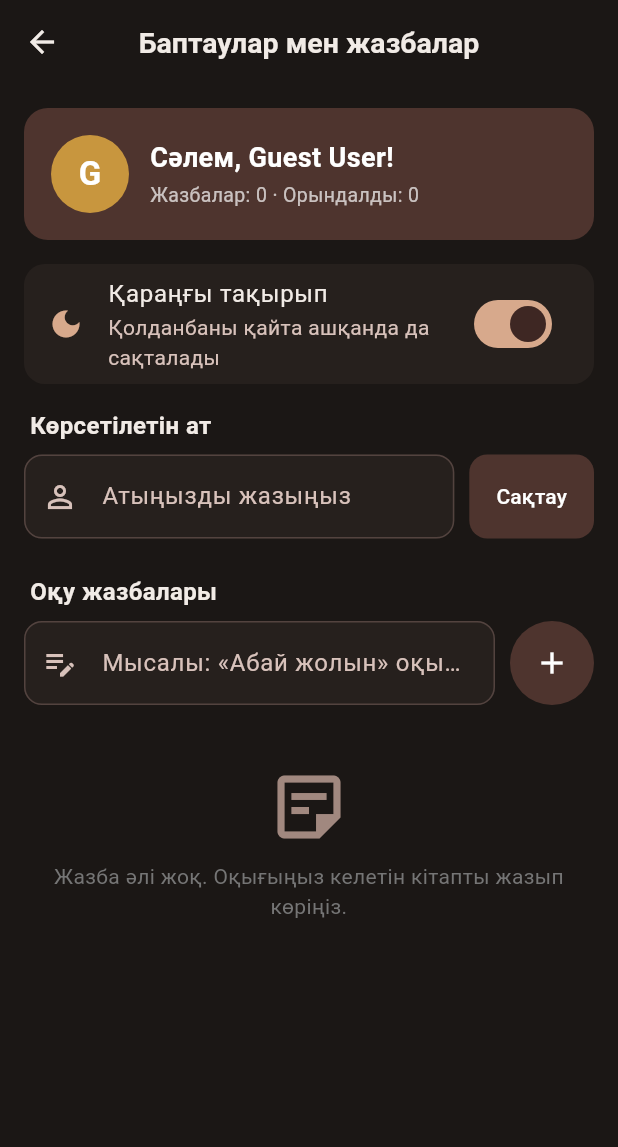
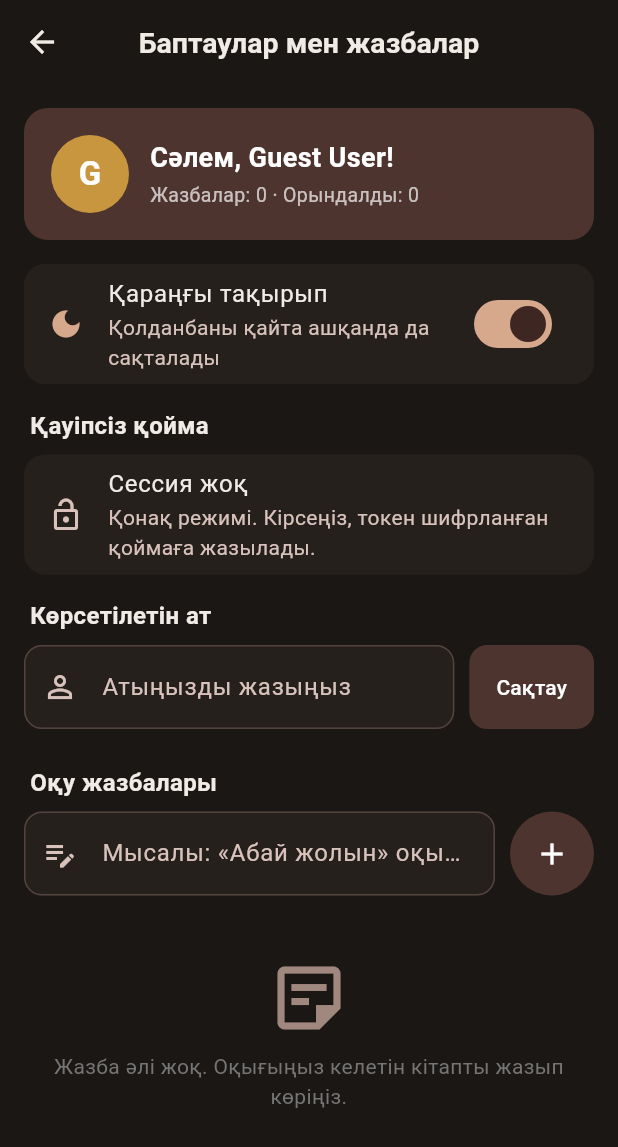
Before and after one commit to Nurs8t/Bookstore, a Flutter app: the SettingsScreen screen opened directly, after a tap on "Қараңғы тақырып", on a phone screen of 412 x 824 dp. Shown: the top 1147 px of the screen. Run offline on Flutter 3.47's test engine with Material 3 defaults, Android fonts, the phone set to English and light mode, and no system bars; our stand-ins replace equatable, flutter_bloc, flutter_secure_storage, shared_preferences, sqflite; accounts and stored records are empty.

Commit message:
Secure Vault: keep the login session token in Keychain / KeyStore
- SessionStore writes a random 32-byte token with flutter_secure_storage
- AuthCubit saves the session on login/registration and clears it on
  logout; main() reads it before runApp and opens the catalog directly
- Settings screen shows the vault state with a masked token
- macOS keychain entitlement; tests for save, clear, restore and masking
- README storage table updated

Co-Authored-By: Claude Opus 5.5 <noreply@anthropic.com>
Claude-Session: https://claude.ai/code/session_01TY32MWPqKvP2DaXFe9m3S9

```diff
--- a/lib/blocs/auth/auth_cubit.dart
+++ b/lib/blocs/auth/auth_cubit.dart
@@ -3,6 +3,7 @@ import 'package:flutter/foundation.dart';
 import 'package:flutter_bloc/flutter_bloc.dart';
 
 import '../../services/account_store.dart';
+import '../../services/session_store.dart';
 
 part 'auth_state.dart';
 
@@ -21,10 +22,17 @@ class AuthCubit extends Cubit<AuthState> {
   AuthCubit({
     this.delay = const Duration(milliseconds: 1500),
     AccountStore? accounts,
+    SessionStore? sessions,
+    Session? restoredSession,
   })  : _accounts = accounts ?? AccountStore(),
-        super(const AuthInitial());
+        _sessions = sessions ?? SessionStore(),
+        // main() ішінде Keychain/KeyStore-дан оқылған сессия болса — бірден кірген күйде.
+        super(restoredSession == null
+            ? const AuthInitial()
+            : AuthSuccess(username: restoredSession.username, email: restoredSession.email));
 
   final AccountStore _accounts;
+  final SessionStore _sessions;
 
   /// Сервер сұранысының симуляциясы (тесттерде қысқартуға болады).
   final Duration delay;
@@ -47,6 +55,7 @@ class AuthCubit extends Cubit<AuthState> {
     }
 
     if (name != null) {
+      await _saveSession(cleanEmail, name);
       emit(AuthSuccess(username: name, email: cleanEmail));
     } else {
       emit(const AuthError('Email немесе құпиясөз қате'));
@@ -61,8 +70,27 @@ class AuthCubit extends Cubit<AuthState> {
   }) async {
     final cleanEmail = email.trim().toLowerCase();
     await _accounts.register(email: cleanEmail, password: password, fullName: fullName);
+    await _saveSession(cleanEmail, fullName.trim());
     emit(AuthSuccess(username: fullName.trim(), email: cleanEmail));
   }
 
-  void logout() => emit(const AuthInitial());
+  /// Шығу: шифрланған қоймадағы токенді өшіреміз.
+  Future<void> logout() async {
+    try {
+      await _sessions.clear();
+    } catch (e) {
+      debugPrint('Сессияны өшіру мүмкін болмады: $e');
+    }
+    emit(const AuthInitial());
+  }
+
+  /// Сессия токенін Keychain/KeyStore-ға жазу. Қойма қолжетімсіз болса,
+  /// кіру бәрібір сәтті — тек келесі жолы қайта кіру керек болады.
+  Future<void> _saveSession(String email, String username) async {
+    try {
+      await _sessions.create(email: email, username: username);
+    } catch (e) {
+      debugPrint('Сессияны сақтау мүмкін болмады: $e');
+    }
+  }
 }
--- a/lib/main.dart
+++ b/lib/main.dart
@@ -12,13 +12,16 @@ import 'providers/notes_provider.dart';
 import 'providers/settings_provider.dart';
 import 'providers/user_provider.dart';
 import 'screens/login_screen.dart';
+import 'screens/root_screen.dart';
+import 'services/session_store.dart';
 import 'utils/app_theme.dart';
 
 /// Қолданба іске қосылмас БҰРЫН сақталған баптауларды оқимыз:
 ///   1. ensureInitialized() — runApp()-тан бұрын плагиндерді (shared_preferences)
 ///      шақыру үшін Flutter-дің нативті байланысын іске қосады.
 ///   2. SharedPreferences.getInstance() — дисктегі мәндерді жадқа жүктейді.
-///   3. runApp() — бірінші кадрдан бастап дұрыс тақырып (ақ экран жыпылықтамайды).
+///   3. Keychain/KeyStore-дан сессия токенін оқимыз — бар болса, кіру экранын өткізіп жібереміз.
+///   4. runApp() — бірінші кадрдан бастап дұрыс тақырып пен дұрыс экран.
 Future<void> main() async {
   WidgetsFlutterBinding.ensureInitialized();
 
@@ -29,19 +32,30 @@ Future<void> main() async {
     debugPrint('Баптауларды оқу мүмкін болмады: $e');
   }
 
+  Session? session;
+  try {
+    session = await SessionStore().read();
+  } catch (e) {
+    debugPrint('Сессияны оқу мүмкін болмады: $e');
+  }
+
   runApp(BookShopApp(
     settings: SettingsProvider(prefs),
     notes: NotesProvider(prefs),
+    session: session,
   ));
 }
 
 class BookShopApp extends StatelessWidget {
-  const BookShopApp({super.key, this.settings, this.notes});
+  const BookShopApp({super.key, this.settings, this.notes, this.session});
 
   /// main() ішінде алдын ала жүктелген баптаулар мен жазбалар.
   /// null болса (виджет тесті) — бос, жадтағы нұсқалар жасалады.
   final SettingsProvider? settings;
   final NotesProvider? notes;
+
+  /// Шифрланған қоймадан оқылған сессия (null — кірмеген).
+  final Session? session;
 
   @override
   Widget build(BuildContext context) {
@@ -49,7 +63,7 @@ class BookShopApp extends StatelessWidget {
     // Provider: қолданушы профилі, баптаулар, жазбалар (shared_preferences).
     return MultiBlocProvider(
       providers: [
-        BlocProvider(create: (_) => AuthCubit()),
+        BlocProvider(create: (_) => AuthCubit(restoredSession: session)),
         // Себет іске қосылғанда SQLite-тан жүктеледі (LoadCartEvent).
         BlocProvider(create: (_) => CartBloc()..add(const LoadCartEvent())),
         // Таңдаулылар мен тапсырыстар — SQLite-тан жүктелетін Cubit-тер.
@@ -71,7 +85,7 @@ class BookShopApp extends StatelessWidget {
             darkTheme: AppTheme.dark,
             themeMode: settings.isDarkMode ? ThemeMode.dark : ThemeMode.light,
             scrollBehavior: const AppScrollBehavior(),
-            home: const LoginScreen(),
+            home: session == null ? const LoginScreen() : const RootScreen(),
           ),
         ),
       ),
--- a/lib/screens/settings_screen.dart
+++ b/lib/screens/settings_screen.dart
@@ -1,9 +1,13 @@
 import 'package:flutter/material.dart';
+import 'package:flutter_bloc/flutter_bloc.dart';
 import 'package:provider/provider.dart';
+
+import '../blocs/auth/auth_cubit.dart';
 
 import '../models/note_item.dart';
 import '../providers/notes_provider.dart';
 import '../providers/settings_provider.dart';
+import '../services/session_store.dart';
 import '../utils/app_theme.dart';
 
 /// Баптаулар мен оқу жазбалары (Offline-First Settings & Notes Vault).
@@ -107,6 +111,11 @@ class _SettingsScreenState extends State<SettingsScreen> {
               ),
               const SizedBox(height: 16),
 
+              // ---------- Secure Vault: шифрланған сессия токені ----------
+              const _SectionTitle('Қауіпсіз қойма'),
+              const _SecureVaultCard(),
+              const SizedBox(height: 16),
+
               // ---------- 2. Көрсетілетін ат ----------
               const _SectionTitle('Көрсетілетін ат'),
               Row(
@@ -198,6 +207,67 @@ class _SettingsScreenState extends State<SettingsScreen> {
           ),
         ),
       ),
+    );
+  }
+}
+
+/// Secure Vault: Keychain (iOS) / KeyStore (Android) ішіндегі сессия токені.
+/// Кіру/шығу кезінде (AuthCubit күйі өзгергенде) қайта оқылады.
+class _SecureVaultCard extends StatefulWidget {
+  const _SecureVaultCard();
+
+  @override
+  State<_SecureVaultCard> createState() => _SecureVaultCardState();
+}
+
+class _SecureVaultCardState extends State<_SecureVaultCard> {
+  AuthState? _lastAuth;
+  late Future<Session?> _session;
+
+  @override
+  Widget build(BuildContext context) {
+    final auth = context.watch<AuthCubit>().state;
+    // Тек кіру/шығу болғанда қоймадан қайта оқимыз (әр қайта сызуда емес).
+    if (auth != _lastAuth) {
+      _lastAuth = auth;
+      _session = SessionStore().read().catchError((_) => null);
+    }
+
+    return _Section(
+      children: [
+        FutureBuilder<Session?>(
+          future: _session,
+          builder: (context, snapshot) {
+            if (snapshot.connectionState != ConnectionState.done) {
+              return const ListTile(
+                leading: SizedBox(
+                  width: 24,
+                  height: 24,
+                  child: CircularProgressIndicator(strokeWidth: 2),
+                ),
+                title: Text('Қойма оқылуда...'),
+              );
+            }
+            final session = snapshot.data;
+            if (session == null) {
+              return const ListTile(
+                leading: Icon(Icons.lock_open_outlined),
+                title: Text('Сессия жоқ'),
+                subtitle: Text('Қонақ режимі. Кірсеңіз, токен шифрланған қоймаға жазылады.'),
+              );
+            }
+            return ListTile(
+              leading: Icon(Icons.lock, color: Colors.green.shade600),
+              title: Text(session.email),
+              subtitle: Text(
+                'Токен: ${session.maskedToken}\n'
+                'Keychain / KeyStore-да шифрланып сақталған',
+              ),
+              isThreeLine: true,
+            );
+          },
+        ),
+      ],
     );
   }
 }
--- /dev/null
+++ b/lib/services/session_store.dart
@@ -0,0 +1,86 @@
+import 'dart:convert';
+import 'dart:math';
+
+import 'package:flutter_secure_storage/flutter_secure_storage.dart';
+
+/// Кіру сессиясы: токен + кім кірді.
+class Session {
+  final String token;
+  final String email;
+  final String username;
+  final DateTime createdAt;
+
+  const Session({
+    required this.token,
+    required this.email,
+    required this.username,
+    required this.createdAt,
+  });
+
+  /// Экранда толық көрсетпеу үшін: a9f3K2••••••••x7Q
+  String get maskedToken =>
+      token.length <= 10 ? '••••••' : '${token.substring(0, 6)}••••••••${token.substring(token.length - 3)}';
+
+  Map<String, dynamic> toJson() => {
+        'token': token,
+        'email': email,
+        'username': username,
+        'createdAt': createdAt.millisecondsSinceEpoch,
+      };
+
+  factory Session.fromJson(Map<String, dynamic> json) => Session(
+        token: json['token'] as String? ?? '',
+        email: json['email'] as String? ?? '',
+        username: json['username'] as String? ?? '',
+        createdAt: DateTime.fromMillisecondsSinceEpoch(json['createdAt'] as int? ?? 0),
+      );
+}
+
+/// Secure Vault: сессия токені ШИФРЛАНҒАН қоймада сақталады.
+///
+///   iOS     → Keychain (Secure Enclave)
+///   Android → KeyStore (AES-256, TEE чипі)
+///
+/// SharedPreferences-тен айырмасы: ол ашық .plist / .xml файл, оны root/jailbreak
+/// жасалған телефонда немесе бэкап арқылы оқуға болады. Токен, құпиясөз,
+/// API кілттері сияқты құпия деректер ТЕК осындай қоймада сақталуы керек.
+class SessionStore {
+  static const String _key = 'auth_session';
+
+  SessionStore({FlutterSecureStorage? storage})
+      : _storage = storage ?? const FlutterSecureStorage();
+
+  final FlutterSecureStorage _storage;
+
+  /// Жаңа сессия: кездейсоқ 32 байттық токен жасап, шифрланған қоймаға жазады.
+  Future<Session> create({required String email, required String username}) async {
+    final session = Session(
+      token: _newToken(),
+      email: email,
+      username: username,
+      createdAt: DateTime.now(),
+    );
+    await _storage.write(key: _key, value: jsonEncode(session.toJson()));
+    return session;
+  }
+
+  /// Сақталған сессия (жоқ болса — null).
+  Future<Session?> read() async {
+    final raw = await _storage.read(key: _key);
+    if (raw == null) return null;
+    try {
+      final session = Session.fromJson(jsonDecode(raw) as Map<String, dynamic>);
+      return session.token.isEmpty ? null : session;
+    } catch (_) {
+      return null;
+    }
+  }
+
+  /// Шығу: токенді өшіру.
+  Future<void> clear() => _storage.delete(key: _key);
+
+  static String _newToken() {
+    final random = Random.secure();
+    return base64UrlEncode(List<int>.generate(32, (_) => random.nextInt(256))).replaceAll('=', '');
+  }
+}
--- a/pubspec.yaml
+++ b/pubspec.yaml
@@ -18,6 +18,7 @@ dependencies:
   path: ^1.9.0
   shared_preferences: ^2.3.3
   crypto: ^3.0.6
+  flutter_secure_storage: ^9.2.2
 
 dev_dependencies:
   flutter_test:
```
Also changed, not shown: 4 other files.
